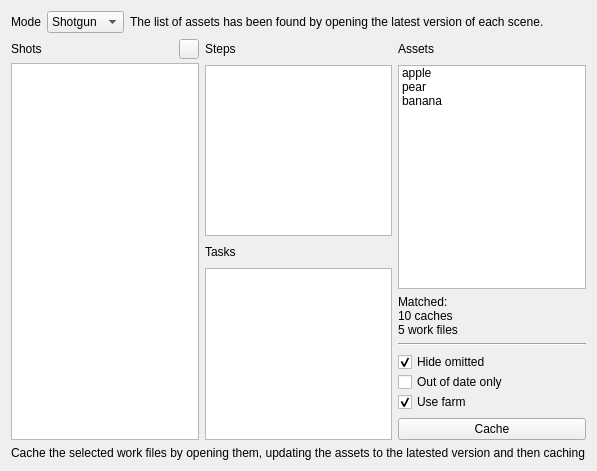
Before: the Qt Designer form scripts/maya_psyhive/tools/batch_cache/batch_cache.ui in Psyop/psyhive, drawn with Qt 5.
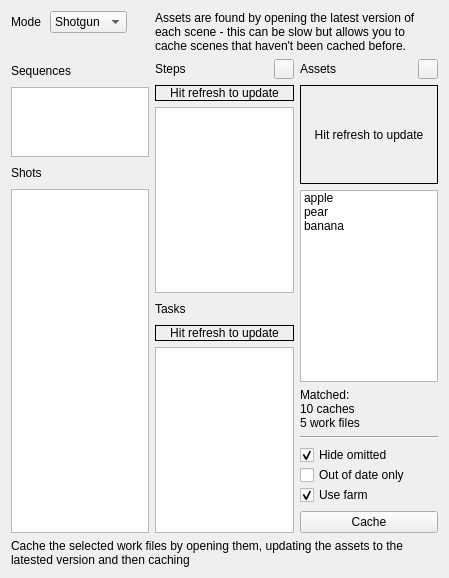
After: the same form once the commit is applied. Icons and pictures are not drawn. Custom widgets are drawn as their Qt base class.

Commit message: batch cache: allow selection of shots/workfiles to cache | maya_psyhive: tools.batch_cache added refresh levels to allow select shots to cache, utils.use_tmp_ns added, psyhive: py_gui.install_gui working catch_error_ arg, qt.ProgressBar added stack_key arg, qt.HPixmap.add_circle added, tk.find_sequences added, tk.get_shot_data bugfix difference disk/sg shot names, tk.TTRootBase.find_steps added class_ override, tk.TTSequenceRoot added, utils.PyFile.get_module catch SyntaxError,

Diff of the .ui file:
```diff
--- a/scripts/maya_psyhive/tools/batch_cache/batch_cache.ui
+++ b/scripts/maya_psyhive/tools/batch_cache/batch_cache.ui
@@ -6,110 +6,53 @@
    <rect>
     <x>0</x>
     <y>0</y>
-    <width>597</width>
-    <height>471</height>
+    <width>449</width>
+    <height>578</height>
    </rect>
   </property>
   <property name="windowTitle">
    <string>Batch cache</string>
   </property>
-  <layout class="QGridLayout" name="gridLayout">
-   <item row="0" column="0">
-    <layout class="QHBoxLayout" name="horizontalLayout_3">
+  <layout class="QGridLayout" name="gridLayout" rowstretch="0,0,10,0">
+   <item row="2" column="0">
+    <layout class="QHBoxLayout" name="horizontalLayout_2" stretch="1,1,1">
      <item>
-      <widget class="QLabel" name="label_7">
-       <property name="maximumSize">
-        <size>
-         <width>30</width>
-         <height>80</height>
-        </size>
-       </property>
-       <property name="text">
-        <string>Mode</string>
-       </property>
-      </widget>
-     </item>
-     <item>
-      <widget class="QComboBox" name="mode">
-       <property name="minimumSize">
-        <size>
-         <width>77</width>
-         <height>0</height>
-        </size>
-       </property>
-       <property name="maximumSize">
-        <size>
-         <width>77</width>
-         <height>16777215</height>
-        </size>
-       </property>
-       <item>
-        <property name="text">
-         <string>Shotgun</string>
-        </property>
-       </item>
-       <item>
-        <property name="text">
-         <string>Disk</string>
-        </property>
-       </item>
-      </widget>
-     </item>
-     <item>
-      <widget class="QLabel" name="mode_info">
-       <property name="text">
-        <string>The list of assets has been found by opening the latest version of each scene.</string>
-       </property>
-      </widget>
-     </item>
-    </layout>
-   </item>
-   <item row="1" column="0">
-    <layout class="QHBoxLayout" name="horizontalLayout_2">
-     <item>
-      <layout class="QVBoxLayout" name="verticalLayout_2">
+      <layout class="QVBoxLayout" name="verticalLayout_2" stretch="0,1,0,5">
        <property name="spacing">
         <number>4</number>
        </property>
        <item>
-        <layout class="QHBoxLayout" name="horizontalLayout">
-         <item>
-          <widget class="QLabel" name="label">
-           <property name="minimumSize">
-            <size>
-             <width>0</width>
-             <height>20</height>
-            </size>
-           </property>
-           <property name="text">
-            <string>Shots</string>
-           </property>
-          </widget>
-         </item>
-         <item>
-          <widget class="HPushButton" name="refresh">
-           <property name="maximumSize">
-            <size>
-             <width>20</width>
-             <height>20</height>
-            </size>
-           </property>
-           <property name="text">
-            <string/>
-           </property>
-           <property name="icon">
-            <iconset>
-             <normaloff>P:/global/code/pipeline/bootstrap/psycons/icon_packs/EMOJI/icon.2347.png</normaloff>P:/global/code/pipeline/bootstrap/psycons/icon_packs/EMOJI/icon.2347.png</iconset>
-           </property>
-           <property name="iconSize">
-            <size>
-             <width>20</width>
-             <height>20</height>
-            </size>
-           </property>
-          </widget>
-         </item>
-        </layout>
+        <widget class="QLabel" name="label_4">
+         <property name="minimumSize">
+          <size>
+           <width>0</width>
+           <height>24</height>
+          </size>
+         </property>
+         <property name="text">
+          <string>Sequences</string>
+         </property>
+        </widget>
+       </item>
+       <item>
+        <widget class="HListWidget" name="sequences">
+         <property name="selectionMode">
+          <enum>QAbstractItemView::ExtendedSelection</enum>
+         </property>
+        </widget>
+       </item>
+       <item>
+        <widget class="QLabel" name="label">
+         <property name="minimumSize">
+          <size>
+           <width>0</width>
+           <height>24</height>
+          </size>
+         </property>
+         <property name="text">
+          <string>Shots</string>
+         </property>
+        </widget>
        </item>
        <item>
         <widget class="HListWidget" name="shots">
@@ -121,29 +64,81 @@
       </layout>
      </item>
      <item>
-      <layout class="QVBoxLayout" name="verticalLayout_3">
+      <layout class="QVBoxLayout" name="steps_layout" stretch="0,0,1,0,0,0">
        <item>
-        <widget class="QLabel" name="label_3">
-         <property name="minimumSize">
-          <size>
-           <width>0</width>
-           <height>20</height>
-          </size>
+        <layout class="QHBoxLayout" name="horizontalLayout_6">
+         <item>
+          <widget class="QLabel" name="label_3">
+           <property name="minimumSize">
+            <size>
+             <width>0</width>
+             <height>20</height>
+            </size>
+           </property>
+           <property name="text">
+            <string>Steps</string>
+           </property>
+          </widget>
+         </item>
+         <item>
+          <widget class="HPushButton" name="steps_refresh">
+           <property name="maximumSize">
+            <size>
+             <width>20</width>
+             <height>20</height>
+            </size>
+           </property>
+           <property name="text">
+            <string/>
+           </property>
+           <property name="icon">
+            <iconset>
+             <normaloff>P:/global/code/pipeline/bootstrap/psycons/icon_packs/EMOJI/icon.2347.png</normaloff>P:/global/code/pipeline/bootstrap/psycons/icon_packs/EMOJI/icon.2347.png</iconset>
+           </property>
+           <property name="iconSize">
+            <size>
+             <width>20</width>
+             <height>20</height>
+            </size>
+           </property>
+          </widget>
+         </item>
+        </layout>
+       </item>
+       <item>
+        <widget class="QLabel" name="steps_stale">
+         <property name="sizePolicy">
+          <sizepolicy hsizetype="Preferred" vsizetype="MinimumExpanding">
+           <horstretch>0</horstretch>
+           <verstretch>0</verstretch>
+          </sizepolicy>
+         </property>
+         <property name="frameShape">
+          <enum>QFrame::Box</enum>
          </property>
          <property name="text">
-          <string>Steps</string>
+          <string>Hit refresh to update</string>
+         </property>
+         <property name="alignment">
+          <set>Qt::AlignCenter</set>
          </property>
         </widget>
        </item>
        <item>
         <widget class="HListWidget" name="steps">
+         <property name="sizePolicy">
+          <sizepolicy hsizetype="Expanding" vsizetype="MinimumExpanding">
+           <horstretch>0</horstretch>
+           <verstretch>0</verstretch>
+          </sizepolicy>
+         </property>
          <property name="selectionMode">
           <enum>QAbstractItemView::ExtendedSelection</enum>
          </property>
         </widget>
        </item>
        <item>
-        <widget class="QLabel" name="label_4">
+        <widget class="QLabel" name="label_8">
          <property name="minimumSize">
           <size>
            <width>0</width>
@@ -155,8 +150,33 @@
          </property>
         </widget>
        </item>
+       <item>
+        <widget class="QLabel" name="tasks_stale">
+         <property name="sizePolicy">
+          <sizepolicy hsizetype="Preferred" vsizetype="MinimumExpanding">
+           <horstretch>0</horstretch>
+           <verstretch>0</verstretch>
+          </sizepolicy>
+         </property>
+         <property name="frameShape">
+          <enum>QFrame::Box</enum>
+         </property>
+         <property name="text">
+          <string>Hit refresh to update</string>
+         </property>
+         <property name="alignment">
+          <set>Qt::AlignCenter</set>
+         </property>
+        </widget>
+       </item>
        <item>
         <widget class="HListWidget" name="tasks">
+         <property name="sizePolicy">
+          <sizepolicy hsizetype="Expanding" vsizetype="MinimumExpanding">
+           <horstretch>0</horstretch>
+           <verstretch>0</verstretch>
+          </sizepolicy>
+         </property>
          <property name="selectionMode">
           <enum>QAbstractItemView::ExtendedSelection</enum>
          </property>
@@ -167,15 +187,61 @@
      <item>
       <layout class="QVBoxLayout" name="verticalLayout">
        <item>
-        <widget class="QLabel" name="label_2">
-         <property name="minimumSize">
-          <size>
-           <width>0</width>
-           <height>20</height>
-          </size>
+        <layout class="QHBoxLayout" name="horizontalLayout_7">
+         <item>
+          <widget class="QLabel" name="label_2">
+           <property name="minimumSize">
+            <size>
+             <width>0</width>
+             <height>20</height>
+            </size>
+           </property>
+           <property name="text">
+            <string>Assets</string>
+           </property>
+          </widget>
+         </item>
+         <item>
+          <widget class="HPushButton" name="assets_refresh">
+           <property name="maximumSize">
+            <size>
+             <width>20</width>
+             <height>20</height>
+            </size>
+           </property>
+           <property name="text">
+            <string/>
+           </property>
+           <property name="icon">
+            <iconset>
+             <normaloff>P:/global/code/pipeline/bootstrap/psycons/icon_packs/EMOJI/icon.2347.png</normaloff>P:/global/code/pipeline/bootstrap/psycons/icon_packs/EMOJI/icon.2347.png</iconset>
+           </property>
+           <property name="iconSize">
+            <size>
+             <width>20</width>
+             <height>20</height>
+            </size>
+           </property>
+          </widget>
+         </item>
+        </layout>
+       </item>
+       <item>
+        <widget class="QLabel" name="assets_stale">
+         <property name="sizePolicy">
+          <sizepolicy hsizetype="Preferred" vsizetype="MinimumExpanding">
+           <horstretch>0</horstretch>
+           <verstretch>0</verstretch>
+          </sizepolicy>
+         </property>
+         <property name="frameShape">
+          <enum>QFrame::Box</enum>
          </property>
          <property name="text">
-          <string>Assets</string>
+          <string>Hit refresh to update</string>
+         </property>
+         <property name="alignment">
+          <set>Qt::AlignCenter</set>
          </property>
         </widget>
        </item>
@@ -262,13 +328,121 @@
      </item>
     </layout>
    </item>
-   <item row="2" column="0">
+   <item row="3" column="0">
     <widget class="QLabel" name="label_5">
      <property name="text">
       <string>Cache the selected work files by opening them, updating the assets to the latested version and then caching</string>
      </property>
+     <property name="wordWrap">
+      <bool>true</bool>
+     </property>
     </widget>
    </item>
+   <item row="0" column="0">
+    <layout class="QHBoxLayout" name="horizontalLayout_3" stretch="0,10">
+     <property name="spacing">
+      <number>12</number>
+     </property>
+     <item>
+      <layout class="QVBoxLayout" name="verticalLayout_3">
+       <property name="spacing">
+        <number>0</number>
+       </property>
+       <item>
+        <layout class="QHBoxLayout" name="horizontalLayout_4">
+         <property name="spacing">
+          <number>9</number>
+         </property>
+         <item>
+          <widget class="QLabel" name="label_9">
+           <property name="maximumSize">
+            <size>
+             <width>30</width>
+             <height>80</height>
+            </size>
+           </property>
+           <property name="text">
+            <string>Mode</string>
+           </property>
+          </widget>
+         </item>
+         <item>
+          <widget class="QComboBox" name="mode">
+           <property name="minimumSize">
+            <size>
+             <width>77</width>
+             <height>0</height>
+            </size>
+           </property>
+           <property name="maximumSize">
+            <size>
+             <width>77</width>
+             <height>16777215</height>
+            </size>
+           </property>
+           <item>
+            <property name="text">
+             <string>Shotgun</string>
+            </property>
+           </item>
+           <item>
+            <property name="text">
+             <string>Disk</string>
+            </property>
+           </item>
+          </widget>
+         </item>
+         <item>
+          <widget class="HLabel" name="mode_icon">
+           <property name="maximumSize">
+            <size>
+             <width>20</width>
+             <height>20</height>
+            </size>
+           </property>
+           <property name="text">
+            <string/>
+           </property>
+           <property name="pixmap">
+            <pixmap>P:/global/code/pipeline/bootstrap/psycons/icon_packs/EMOJI/icon.2266.png</pixmap>
+           </property>
+           <property name="scaledContents">
+            <bool>true</bool>
+           </property>
+          </widget>
+         </item>
+        </layout>
+       </item>
+       <item>
+        <widget class="QLabel" name="label_6">
+         <property name="sizePolicy">
+          <sizepolicy hsizetype="Minimum" vsizetype="MinimumExpanding">
+           <horstretch>0</horstretch>
+           <verstretch>0</verstretch>
+          </sizepolicy>
+         </property>
+         <property name="text">
+          <string/>
+         </property>
+        </widget>
+       </item>
+      </layout>
+     </item>
+     <item>
+      <widget class="QLabel" name="mode_info">
+       <property name="text">
+        <string>Assets are found by opening the latest version of each scene - this can be slow but allows you to cache scenes that haven't been cached before.</string>
+       </property>
+       <property name="alignment">
+        <set>Qt::AlignLeading|Qt::AlignLeft|Qt::AlignTop</set>
+       </property>
+       <property name="wordWrap">
+        <bool>true</bool>
+       </property>
+      </widget>
+     </item>
+    </layout>
+   </item>
   </layout>
  </widget>
  <customwidgets>
@@ -286,6 +460,11 @@
    <extends>QPushButton</extends>
    <header>hpushbutton.h</header>
   </customwidget>
+  <customwidget>
+   <class>HLabel</class>
+   <extends>QLabel</extends>
+   <header>hlabel.h</header>
+  </customwidget>
  </customwidgets>
  <resources/>
  <connections/>
```
The commit also changes 19 other files.
